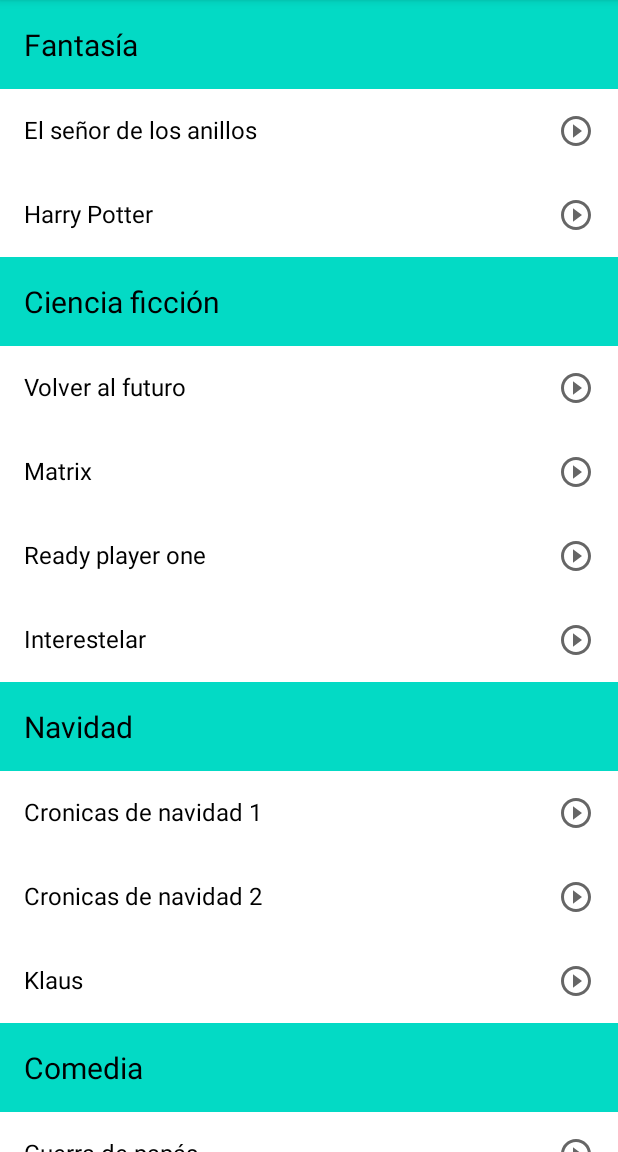
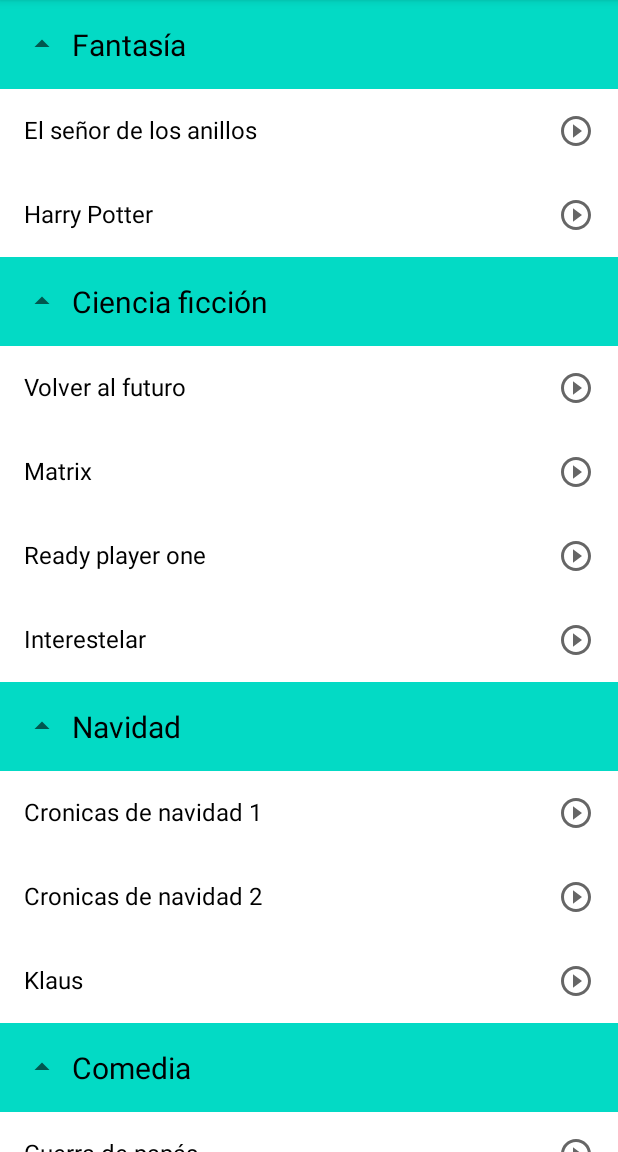
Before and after one commit to hackaprende/expandable-recycler-example, an Android app: the screen it shows after launch (MainActivity), on a phone screen of 412 x 824 dp, the part 84-1236 px from its top. Run offline under Robolectric (Android 15) with nearby library versions, the phone set to English and light mode, and no system bars.

Commit message:
Expand and collapse list

```diff
--- a/app/src/main/java/com/hackaprende/tinynetflix/Section.kt
+++ b/app/src/main/java/com/hackaprende/tinynetflix/Section.kt
@@ -1,3 +1,3 @@
 package com.hackaprende.tinynetflix
 
-data class Section(val name: String, val movieList: List<Movie>)
+data class Section(val name: String, val movieList: List<Movie>, var expanded: Boolean = true)
--- /dev/null
+++ b/app/src/main/res/drawable/ic_baseline_arrow_drop_down_24.xml
@@ -0,0 +1,10 @@
+<vector xmlns:android="http://schemas.android.com/apk/res/android"
+    android:width="24dp"
+    android:height="24dp"
+    android:viewportWidth="24"
+    android:viewportHeight="24"
+    android:tint="?attr/colorControlNormal">
+  <path
+      android:fillColor="@android:color/white"
+      android:pathData="M7,10l5,5 5,-5z"/>
+</vector>
--- /dev/null
+++ b/app/src/main/res/drawable/ic_baseline_arrow_drop_up_24.xml
@@ -0,0 +1,10 @@
+<vector xmlns:android="http://schemas.android.com/apk/res/android"
+    android:width="24dp"
+    android:height="24dp"
+    android:viewportWidth="24"
+    android:viewportHeight="24"
+    android:tint="?attr/colorControlNormal">
+  <path
+      android:fillColor="@android:color/white"
+      android:pathData="M7,14l5,-5 5,5z"/>
+</vector>
--- a/app/src/main/res/layout/section_list_item.xml
+++ b/app/src/main/res/layout/section_list_item.xml
@@ -2,6 +2,7 @@
 <LinearLayout xmlns:android="http://schemas.android.com/apk/res/android"
     android:layout_width="match_parent"
     android:layout_height="wrap_content"
+    xmlns:app="http://schemas.android.com/apk/res-auto"
     android:orientation="vertical"
     xmlns:tools="http://schemas.android.com/tools">
 
@@ -13,6 +14,8 @@
         android:textColor="@color/black"
         android:padding="16dp"
         android:textSize="20sp"
+        android:drawablePadding="8dp"
+        app:drawableStartCompat="@drawable/ic_baseline_arrow_drop_up_24"
         tools:text="Comedy"/>
 
     <androidx.recyclerview.widget.RecyclerView
```
Also changed, not shown: app/src/main/java/com/hackaprende/tinynetflix/SectionAdapter.kt (+20 -0 lines).
